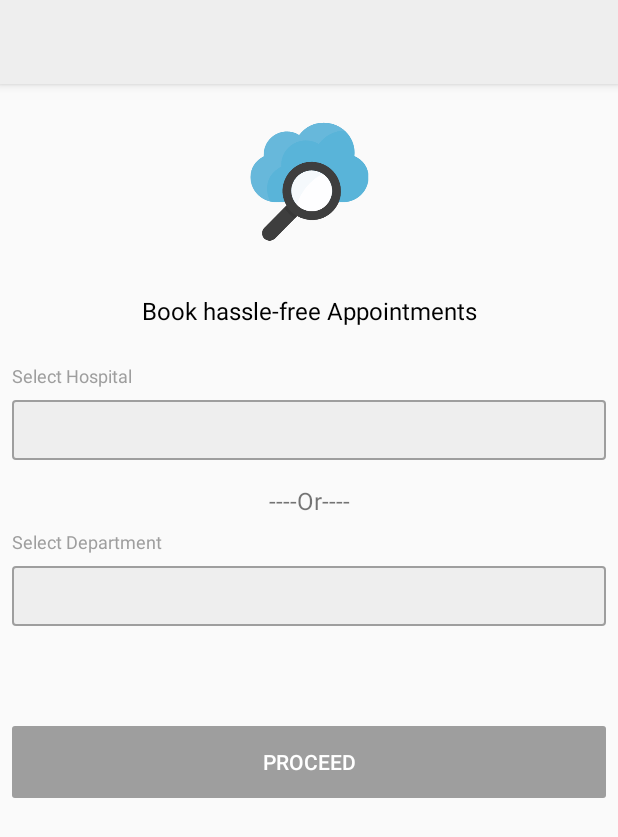
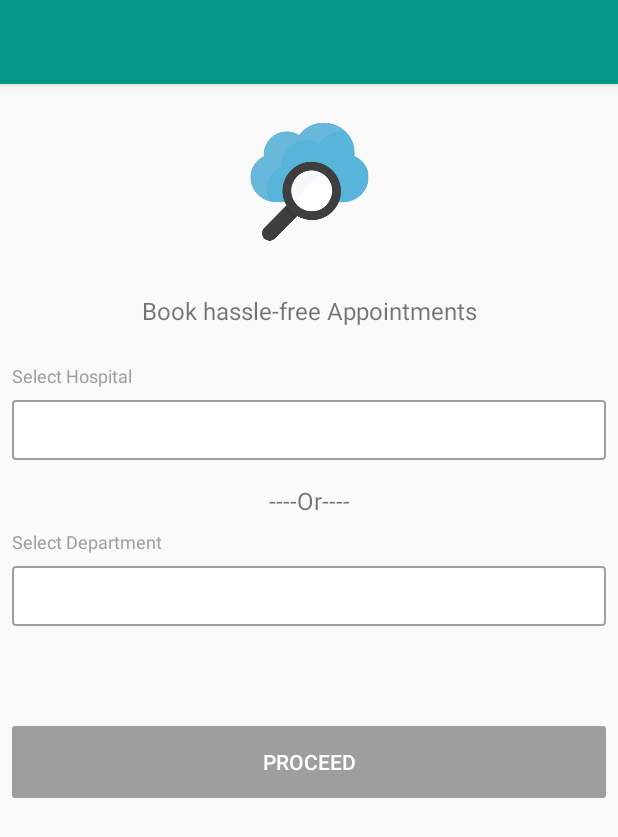
Before and after one commit to ayushkhare/MedicalReportTrackingSystem, an Android app: the MainActivity screen opened directly, with no data from a screen before it, on a phone screen of 412 x 824 dp. Shown: the top 837 px of the screen. Run offline under Robolectric (Android 15) with nearby library versions, the phone set to English and light mode, and no system bars; our stand-ins replace ButterKnife; libraries missing offline, so code that uses them is left out: com.toptoche.searchablespinnerlibrary; plain views replace SearchableSpinner; 3 statements that could not run were skipped.

Commit message:
changed colors

```diff
--- a/app/build.gradle
+++ b/app/build.gradle
@@ -30,6 +30,7 @@ dependencies {
     compile 'com.android.support:appcompat-v7:25.2.0'
     compile 'com.android.support:recyclerview-v7:25.2.0'
     compile 'com.google.code.gson:gson:2.7'
+    compile 'com.amulyakhare:com.amulyakhare.textdrawable:1.0.1'
     compile 'com.squareup.retrofit2:retrofit:2.0.2'
     compile 'com.squareup.retrofit2:converter-gson:2.0.2'
     compile 'com.squareup.okhttp3:logging-interceptor:3.3.1'
--- a/app/src/main/java/sample/com/medicalrecordtrackingsystem/MainActivity.java
+++ b/app/src/main/java/sample/com/medicalrecordtrackingsystem/MainActivity.java
@@ -93,7 +93,8 @@ public class MainActivity extends AppCompatActivity {
                 if (response != null) {
                     if (response.isSuccessful() && response.body() != null) {
                         User user = response.body();
-                        headerName = user.getUsername();
+//                        headerName = user.getUsername();
+                        headerName = "Ayush Khare";
                         setupDrawer();
                     } else {
                         Toast.makeText(MainActivity.this, getString(R.string.api_error_message), Toast.LENGTH_SHORT).show();
@@ -111,8 +112,9 @@ public class MainActivity extends AppCompatActivity {
 
     private void setupDrawer() {
         setSupportActionBar(toolbar);
+        toolbar.setTitle(getString(R.string.book_appointment));
         recyclerView.setHasFixedSize(true);
-        mAdapter = new DrawerAdapter(navigationTitles, headerName);
+        mAdapter = new DrawerAdapter(this, navigationTitles, headerName);
         recyclerView.setAdapter(mAdapter);
         mLayoutManager = new LinearLayoutManager(this);
         recyclerView.setLayoutManager(mLayoutManager);
--- a/app/src/main/res/drawable/border_background.xml
+++ b/app/src/main/res/drawable/border_background.xml
@@ -1,9 +1,9 @@
 <shape xmlns:android="http://schemas.android.com/apk/res/android"
     android:shape="rectangle">
-    <solid android:color="@color/colorPrimary" />
+    <solid android:color="@color/white" />
     <corners android:radius="2dip" />
     <stroke
-        android:color="@color/colorPrimaryDark"
+        android:color="@color/grey500"
         android:width="1dp" />
 
 </shape>
--- a/app/src/main/res/drawable/proceed_button_background.xml
+++ b/app/src/main/res/drawable/proceed_button_background.xml
@@ -4,14 +4,14 @@
     <item android:state_enabled="true">
         <shape>
             <corners android:radius="2dp"/>
-            <solid android:color="@color/colorAccent"/>
+            <solid android:color="@color/colorPrimary"/>
         </shape>
     </item>
 
     <item android:state_enabled="false">
         <shape>
             <corners android:radius="2dp"/>
-            <solid android:color="@color/colorPrimaryDark"/>
+            <solid android:color="@color/grey500"/>
         </shape>
     </item>
 
--- a/app/src/main/res/layout/activity_main.xml
+++ b/app/src/main/res/layout/activity_main.xml
@@ -19,20 +19,20 @@
         </include>
 
         <TextView
+            android:id="@+id/textView3"
             android:layout_width="0dp"
             android:layout_height="wrap_content"
+            android:layout_marginEnd="8dp"
             android:layout_marginLeft="8dp"
             android:layout_marginRight="8dp"
+            android:layout_marginStart="8dp"
+            android:layout_marginTop="24dp"
             android:text="@string/select_hospital"
+            android:textColor="@color/grey500"
             android:textSize="12sp"
-            android:textColor="@color/grey500"
             app:layout_constraintHorizontal_bias="0.0"
             app:layout_constraintLeft_toLeftOf="parent"
             app:layout_constraintRight_toRightOf="parent"
-            android:layout_marginStart="8dp"
-            android:layout_marginEnd="8dp"
-            android:id="@+id/textView3"
-            android:layout_marginTop="24dp"
             app:layout_constraintTop_toBottomOf="@+id/helper_text_view" />
 
         <com.toptoche.searchablespinnerlibrary.SearchableSpinner
@@ -66,18 +66,18 @@
             android:id="@+id/deparment_text_view"
             android:layout_width="0dp"
             android:layout_height="wrap_content"
+            android:layout_marginEnd="8dp"
+            android:layout_marginLeft="8dp"
+            android:layout_marginRight="8dp"
+            android:layout_marginStart="8dp"
+            android:layout_marginTop="8dp"
             android:text="@string/select_department"
+            android:textColor="@color/grey500"
             android:textSize="12sp"
-            android:textColor="@color/grey500"
+            app:layout_constraintHorizontal_bias="0.0"
             app:layout_constraintLeft_toLeftOf="parent"
             app:layout_constraintRight_toRightOf="parent"
-            android:layout_marginRight="8dp"
-            android:layout_marginLeft="8dp"
-            app:layout_constraintHorizontal_bias="0.0"
-            android:layout_marginTop="8dp"
-            app:layout_constraintTop_toBottomOf="@+id/textView"
-            android:layout_marginStart="8dp"
-            android:layout_marginEnd="8dp" />
+            app:layout_constraintTop_toBottomOf="@+id/textView" />
 
         <com.toptoche.searchablespinnerlibrary.SearchableSpinner
             android:id="@+id/department_spinner"
@@ -132,7 +132,6 @@
             android:layout_height="wrap_content"
             android:text="@string/book_hassle_free_appointment"
             android:textSize="16sp"
-            android:textColor="@color/black"
             app:layout_constraintLeft_toLeftOf="parent"
             app:layout_constraintRight_toRightOf="parent"
             app:layout_constraintTop_toBottomOf="@+id/imageView" />
--- a/app/src/main/res/layout/toolbar.xml
+++ b/app/src/main/res/layout/toolbar.xml
@@ -11,6 +11,7 @@
         android:layout_height="?attr/actionBarSize"
         android:background="?attr/colorPrimary"
         android:elevation="4dp"
+        app:titleTextColor="@color/white"
         android:theme="@style/ThemeOverlay.AppCompat.ActionBar"
         app:popupTheme="@style/ThemeOverlay.AppCompat.Light"/>
 
--- a/app/src/main/res/values/colors.xml
+++ b/app/src/main/res/values/colors.xml
@@ -1,8 +1,12 @@
 <?xml version="1.0" encoding="utf-8"?>
 <resources>
-    <color name="colorPrimary">#EEEEEE</color>
-    <color name="colorPrimaryDark">#9E9E9E</color>
-    <color name="colorAccent">#2196F3</color>
+    <color name="colorPrimary">#009688</color>
+    <color name="colorPrimaryDark">#004D40</color>
+    <color name="colorAccent">#EF6C00</color>
+    <color name="accentGreen">#68EFAD</color>
+    <color name="accentPink">#F50057</color>
+    <color name="teal400">#26A69A</color>
+    <color name="lime400">#C6FF00</color>
     <color name="white_overlay_8x">#20FFFFFF</color>
     <color name="grey300">#E0E0E0</color>
     <color name="grey400">#BDBDBD</color>
@@ -11,4 +15,6 @@
     <color name="black">#000000</color>
     <color name="greyBlue500">#607D8B</color>
     <color name="greyBlue200">#B0BEC5</color>
+    <color name="greyBlue700">#455A64</color>
+    <color name="greyBlue900">#263238</color>
 </resources>
--- a/app/src/main/res/values/strings.xml
+++ b/app/src/main/res/values/strings.xml
@@ -20,4 +20,5 @@
     <string name="username">Username</string>
     <string name="password">Password</string>
     <string name="user_id">User id</string>
+    <string name="book_appointment">Book Appointment</string>
 </resources>
--- a/app/src/main/res/values/styles.xml
+++ b/app/src/main/res/values/styles.xml
@@ -6,6 +6,14 @@
         <item name="colorPrimary">@color/colorPrimary</item>
         <item name="colorPrimaryDark">@color/colorPrimaryDark</item>
         <item name="colorAccent">@color/colorAccent</item>
+        <item name="drawerArrowStyle">@style/DrawerArrowStyle</item>
+        <item name="windowActionBar">false</item>
+        <item name="windowNoTitle">true</item>
+    </style>
+
+    <style name="DrawerArrowStyle" parent="@style/Widget.AppCompat.DrawerArrowToggle">
+        <item name="spinBars">true</item>
+        <item name="color">@android:color/white</item>
     </style>
 
 </resources>
```
Also changed, not shown: app/src/main/java/sample/com/medicalrecordtrackingsystem/adapter/DrawerAdapter.java (+20 -5 lines), app/src/main/res/layout/drawer_header.xml (+6 -7 lines).
